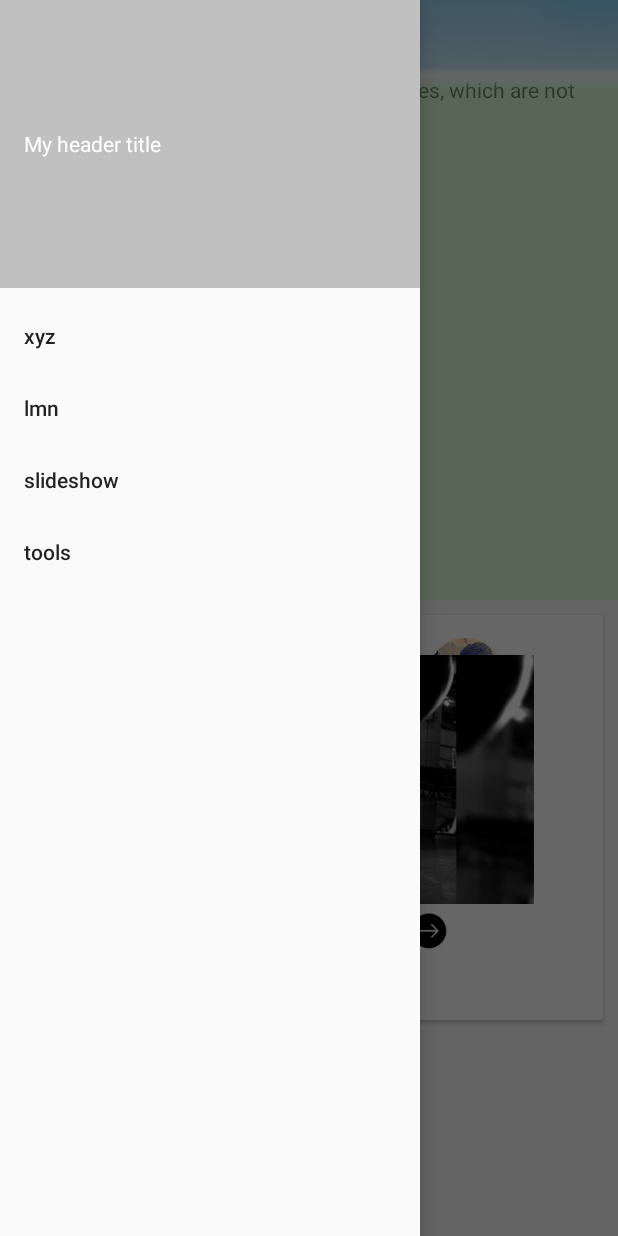
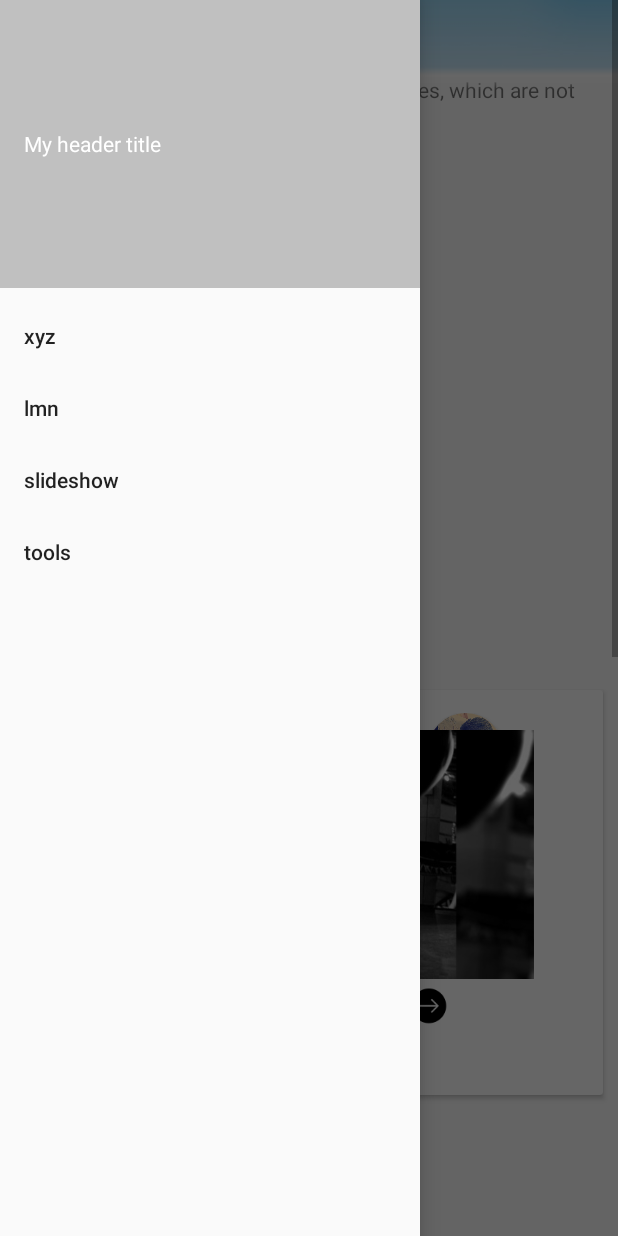
Before and after one commit to pranjul2206/FitArgot2, an Android app: the MainActivity screen opened directly, with no data from a screen before it, with the side drawer open, on a phone screen of 412 x 824 dp. Run offline under Robolectric (Android 15) with nearby library versions, the phone set to English and light mode, and no system bars; libraries missing offline, so code that uses them is left out: az.plainpie, az.plainpie.animation, me.itangqi.waveloadingview, technolifestyle.com.imageslider; plain views replace FlipperLayout, PieView, WaveLoadingView.

Commit message:
merged conflict

```diff
--- a/app/src/main/res/layout/activity_main.xml
+++ b/app/src/main/res/layout/activity_main.xml
@@ -9,21 +9,11 @@
     android:theme="@style/AppTheme.NoActionBar"
     tools:context=".Activity.MainActivity">
 
-    <android.support.design.widget.CoordinatorLayout
+    <ScrollView
         android:layout_width="match_parent"
         android:layout_height="match_parent"
         tools:context=".Activity.MainActivity">
 
-        <android.support.design.widget.AppBarLayout
-            android:layout_width="match_parent"
-            android:layout_height="400dp"
-            android:theme="@style/AppTheme.AppBarOverlay">
-
-            <android.support.design.widget.CollapsingToolbarLayout
-                android:layout_width="match_parent"
-                android:layout_height="match_parent"
-                app:contentScrim="@color/colorPrimary"
-                app:layout_scrollFlags="scroll|exitUntilCollapsed">
                 <LinearLayout
                     android:orientation="vertical"
                     android:layout_width="match_parent"
@@ -67,13 +57,12 @@
                             android:background="@drawable/gradientmap"/>
 
                     </RelativeLayout>
+                    <include layout="@layout/content_main"/>
                 </LinearLayout>
-            </android.support.design.widget.CollapsingToolbarLayout>
-        </android.support.design.widget.AppBarLayout>
 
-        <include layout="@layout/content_main"/>
 
-    </android.support.design.widget.CoordinatorLayout>
+
+    </ScrollView>
 
     <android.support.design.widget.NavigationView
         android:id="@+id/nav_view"
--- a/app/src/main/res/layout/content_main.xml
+++ b/app/src/main/res/layout/content_main.xml
@@ -1,5 +1,5 @@
 <?xml version="1.0" encoding="utf-8"?>
-<android.support.v4.widget.NestedScrollView xmlns:android="http://schemas.android.com/apk/res/android"
+<FrameLayout xmlns:android="http://schemas.android.com/apk/res/android"
     xmlns:app="http://schemas.android.com/apk/res-auto"
     xmlns:plainpie="http://schemas.android.com/apk/res-auto"
     xmlns:tools="http://schemas.android.com/tools"
@@ -629,4 +629,4 @@
     </LinearLayout>
 
 
-</android.support.v4.widget.NestedScrollView>
+</FrameLayout>
--- a/app/src/main/res/layout/signup.xml
+++ b/app/src/main/res/layout/signup.xml
@@ -136,12 +136,12 @@
         </Spinner>
     <Button
         android:layout_marginTop="10dp"
-        android:id="@+id/login_button"
+        android:id="@+id/submit"
         android:layout_gravity="center"
         android:layout_width="150dp"
         android:layout_height="wrap_content"
         android:textColor="@color/white"
         android:background="@color/colorAccent"
-        android:text="Signup"/>
+        android:text="Submit"/>
 
 </LinearLayout>
```
Also changed, not shown: app/src/main/java/in/ac/ksit/android/fitargot/Fragments/SignUp.java (+53 -0 lines).
